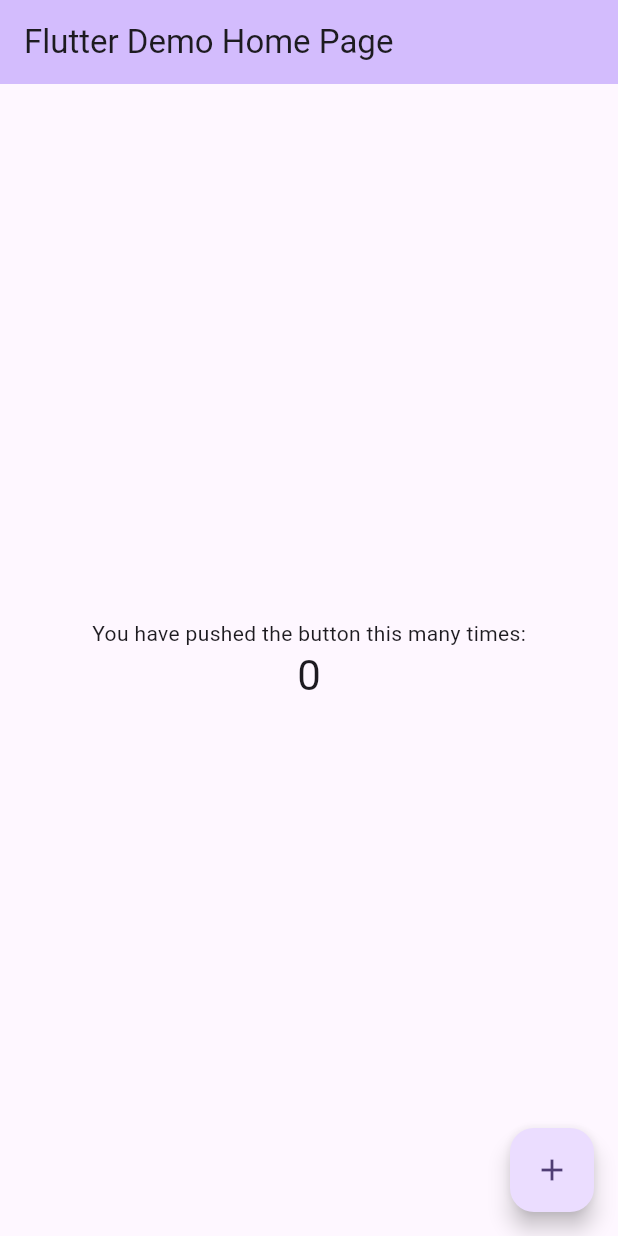
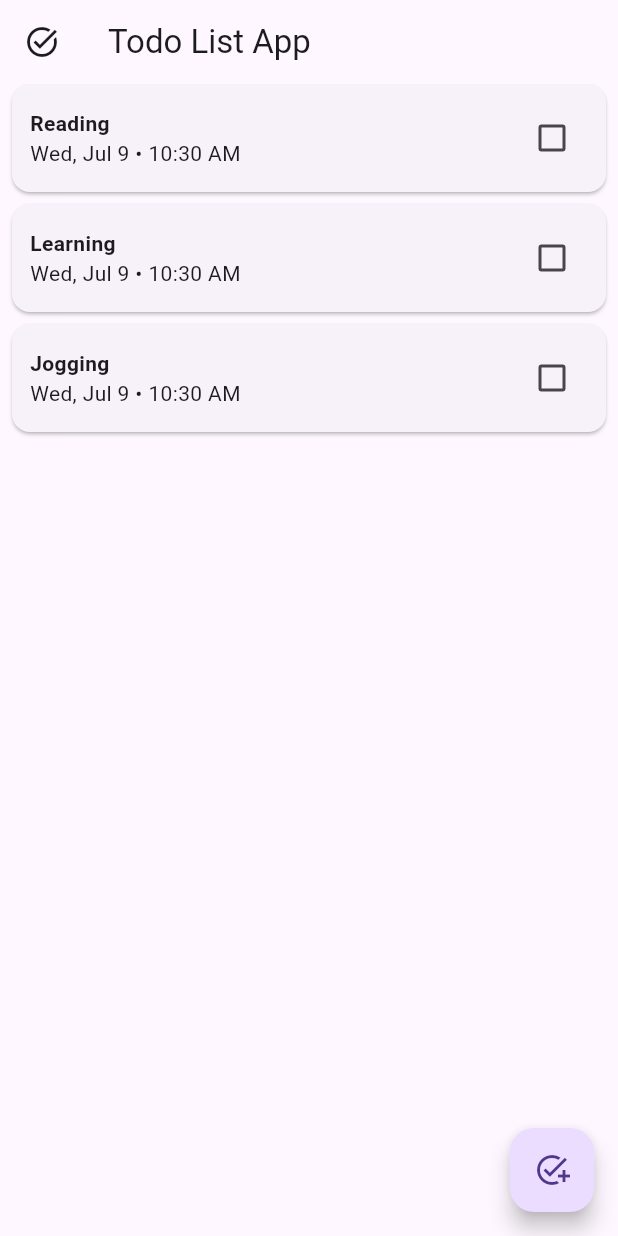
Before and after one commit to yogiifirmansyah/flutter_todo_app, a Flutter app: the screen it shows after launch, on a phone screen of 412 x 824 dp. Run offline on Flutter 3.47's test engine with Material 3 defaults, Android fonts, the phone set to English and light mode, and no system bars; our stand-ins replace get.

Commit message:
create todo list view and create or update todo list view, create todo list model, create todo controller with getx, create todo binding to initialize todo controller, create navigation with get pages routing

```diff
--- /dev/null
+++ b/lib/bindings/TodoBinding.dart
@@ -0,0 +1,9 @@
+import 'package:flutter_todo_app/modules/todo/controllers/todo_controller.dart';
+import 'package:get/get.dart';
+
+class Todobinding extends Bindings {
+  @override
+  void dependencies() {
+    Get.lazyPut<TodoController>(() => TodoController());
+  }
+}
--- a/lib/main.dart
+++ b/lib/main.dart
@@ -1,4 +1,6 @@
 import 'package:flutter/material.dart';
+import 'package:flutter_todo_app/routes/app_pages.dart';
+import 'package:get/get.dart';
 
 void main() {
   runApp(const MyApp());
@@ -10,113 +12,11 @@ class MyApp extends StatelessWidget {
   // This widget is the root of your application.
   @override
   Widget build(BuildContext context) {
-    return MaterialApp(
-      title: 'Flutter Demo',
-      theme: ThemeData(
-        // This is the theme of your application.
-        //
-        // TRY THIS: Try running your application with "flutter run". You'll see
-        // the application has a purple toolbar. Then, without quitting the app,
-        // try changing the seedColor in the colorScheme below to Colors.green
-        // and then invoke "hot reload" (save your changes or press the "hot
-        // reload" button in a Flutter-supported IDE, or press "r" if you used
-        // the command line to start the app).
-        //
-        // Notice that the counter didn't reset back to zero; the application
-        // state is not lost during the reload. To reset the state, use hot
-        // restart instead.
-        //
-        // This works for code too, not just values: Most code changes can be
-        // tested with just a hot reload.
-        colorScheme: ColorScheme.fromSeed(seedColor: Colors.deepPurple),
-      ),
-      home: const MyHomePage(title: 'Flutter Demo Home Page'),
+    return GetMaterialApp(
+      debugShowCheckedModeBanner: false,
+      title: 'Todo List App',
+      initialRoute: AppRoutes.TODO,
+      getPages: AppPages.routes,
     );
   }
 }
-
-class MyHomePage extends StatefulWidget {
-  const MyHomePage({super.key, required this.title});
-
-  // This widget is the home page of your application. It is stateful, meaning
-  // that it has a State object (defined below) that contains fields that affect
-  // how it looks.
-
-  // This class is the configuration for the state. It holds the values (in this
-  // case the title) provided by the parent (in this case the App widget) and
-  // used by the build method of the State. Fields in a Widget subclass are
-  // always marked "final".
-
-  final String title;
-
-  @override
-  State<MyHomePage> createState() => _MyHomePageState();
-}
-
-class _MyHomePageState extends State<MyHomePage> {
-  int _counter = 0;
-
-  void _incrementCounter() {
-    setState(() {
-      // This call to setState tells the Flutter framework that something has
-      // changed in this State, which causes it to rerun the build method below
-      // so that the display can reflect the updated values. If we changed
-      // _counter without calling setState(), then the build method would not be
-      // called again, and so nothing would appear to happen.
-      _counter++;
-    });
-  }
-
-  @override
-  Widget build(BuildContext context) {
-    // This method is rerun every time setState is called, for instance as done
-    // by the _incrementCounter method above.
-    //
-    // The Flutter framework has been optimized to make rerunning build methods
-    // fast, so that you can just rebuild anything that needs updating rather
-    // than having to individually change instances of widgets.
-    return Scaffold(
-      appBar: AppBar(
-        // TRY THIS: Try changing the color here to a specific color (to
-        // Colors.amber, perhaps?) and trigger a hot reload to see the AppBar
-        // change color while the other colors stay the same.
-        backgroundColor: Theme.of(context).colorScheme.inversePrimary,
-        // Here we take the value from the MyHomePage object that was created by
-        // the App.build method, and use it to set our appbar title.
-        title: Text(widget.title),
-      ),
-      body: Center(
-        // Center is a layout widget. It takes a single child and positions it
-        // in the middle of the parent.
-        child: Column(
-          // Column is also a layout widget. It takes a list of children and
-          // arranges them vertically. By default, it sizes itself to fit its
-          // children horizontally, and tries to be as tall as its parent.
-          //
-          // Column has various properties to control how it sizes itself and
-          // how it positions its children. Here we use mainAxisAlignment to
-          // center the children vertically; the main axis here is the vertical
-          // axis because Columns are vertical (the cross axis would be
-          // horizontal).
-          //
-          // TRY THIS: Invoke "debug painting" (choose the "Toggle Debug Paint"
-          // action in the IDE, or press "p" in the console), to see the
-          // wireframe for each widget.
-          mainAxisAlignment: MainAxisAlignment.center,
-          children: <Widget>[
-            const Text('You have pushed the button this many times:'),
-            Text(
-              '$_counter',
-              style: Theme.of(context).textTheme.headlineMedium,
-            ),
-          ],
-        ),
-      ),
-      floatingActionButton: FloatingActionButton(
-        onPressed: _incrementCounter,
-        tooltip: 'Increment',
-        child: const Icon(Icons.add),
-      ), // This trailing comma makes auto-formatting nicer for build methods.
-    );
-  }
-}
--- /dev/null
+++ b/lib/modules/todo/controllers/todo_controller.dart
@@ -0,0 +1,28 @@
+import 'package:flutter_todo_app/modules/todo/models/todo_model.dart';
+import 'package:get/get.dart';
+
+class TodoController extends GetxController {
+  var todoLists = <TodoModel>[].obs;
+
+  @override
+  void onInit() {
+    todoLists.addAll([
+      TodoModel(taskName: 'Reading', dateTime: DateTime.now(), isDone: false),
+      TodoModel(taskName: 'Learning', dateTime: DateTime.now(), isDone: false),
+      TodoModel(taskName: 'Jogging', dateTime: DateTime.now(), isDone: false),
+    ]);
+
+    super.onInit();
+  }
+
+  void taskCompleted(int index) {
+    final todo = todoLists[index];
+    todo.isDone = !todo.isDone;
+    // todo.save();
+    todoLists[index] = todo;
+  }
+
+  void addTask(TodoModel todo) {
+    todoLists.add(todo);
+  }
+}
--- /dev/null
+++ b/lib/modules/todo/models/todo_model.dart
@@ -0,0 +1,11 @@
+class TodoModel {
+  String taskName;
+  DateTime dateTime;
+  bool isDone;
+
+  TodoModel({
+    required this.taskName,
+    required this.dateTime,
+    this.isDone = false,
+  });
+}
--- /dev/null
+++ b/lib/modules/todo/views/todo_view.dart
@@ -0,0 +1,81 @@
+import 'package:flutter/material.dart';
+import 'package:flutter_todo_app/modules/todo/controllers/todo_controller.dart';
+import 'package:flutter_todo_app/modules/todo/views/create_update_todo_view.dart';
+import 'package:get/get.dart';
+import 'package:intl/intl.dart';
+
+class TodoView extends StatelessWidget {
+  final TodoController todoController = Get.find<TodoController>();
+
+  @override
+  Widget build(BuildContext context) {
+    return Scaffold(
+      appBar: AppBar(
+        title: Text('Todo List App'),
+        leading: Icon(Icons.task_alt),
+      ),
+      floatingActionButton: FloatingActionButton(
+        onPressed: () {
+          Get.toNamed('/create-update-todo');
+        },
+        child: Icon(Icons.add_task),
+      ),
+      body: Obx(() {
+        return ListView.builder(
+          itemCount: todoController.todoLists.length,
+          itemBuilder: (context, index) {
+            final todo = todoController.todoLists[index];
+
+            return GestureDetector(
+              onTap: () {
+                Get.to(
+                  () => CreateUpdateTodoView(
+                    initialTitle: todo.taskName,
+                    initialDateTime: todo.dateTime,
+                  ),
+                );
+              },
+              child: Card(
+                margin: EdgeInsets.only(bottom: 8, right: 8, left: 8),
+                child: Padding(
+                  padding: const EdgeInsets.all(12.0),
+                  child: Row(
+                    mainAxisAlignment: MainAxisAlignment.spaceBetween,
+                    children: [
+                      Column(
+                        crossAxisAlignment: CrossAxisAlignment.start,
+                        children: [
+                          Text(
+                            todo.taskName,
+                            style: TextStyle(
+                              fontWeight: FontWeight.w600,
+                              decoration: todo.isDone
+                                  ? TextDecoration.lineThrough
+                                  : TextDecoration.none,
+                            ),
+                          ),
+
+                          Text(
+                            DateFormat(
+                              'EEE, MMM d • hh:mm a',
+                            ).format(todo.dateTime),
+                          ),
+                        ],
+                      ),
+                      Checkbox(
+                        value: todo.isDone,
+                        onChanged: (value) {
+                          todoController.taskCompleted(index);
+                        },
+                      ),
+                    ],
+                  ),
+                ),
+              ),
+            );
+          },
+        );
+      }),
+    );
+  }
+}
--- /dev/null
+++ b/lib/routes/app_pages.dart
@@ -0,0 +1,21 @@
+import 'package:flutter_todo_app/bindings/TodoBinding.dart';
+import 'package:flutter_todo_app/modules/todo/views/create_update_todo_view.dart';
+import 'package:flutter_todo_app/modules/todo/views/todo_view.dart';
+import 'package:get/get.dart';
+
+part 'app_routes.dart';
+
+class AppPages {
+  static final routes = [
+    GetPage(
+      name: AppRoutes.TODO,
+      page: () => TodoView(),
+      binding: Todobinding(),
+    ),
+    GetPage(
+      name: AppRoutes.CREATE_UPDATE_TODO,
+      page: () => CreateUpdateTodoView(),
+      binding: Todobinding(),
+    ),
+  ];
+}
--- /dev/null
+++ b/lib/routes/app_routes.dart
@@ -0,0 +1,6 @@
+part of 'app_pages.dart';
+
+class AppRoutes {
+  static const TODO = '/todo';
+  static const CREATE_UPDATE_TODO = '/create-update-todo';
+}
--- a/pubspec.yaml
+++ b/pubspec.yaml
@@ -2,7 +2,7 @@ name: flutter_todo_app
 description: "A new Flutter project."
 # The following line prevents the package from being accidentally published to
 # pub.dev using `flutter pub publish`. This is preferred for private packages.
-publish_to: 'none' # Remove this line if you wish to publish to pub.dev
+publish_to: "none" # Remove this line if you wish to publish to pub.dev
 
 # The following defines the version and build number for your application.
 # A version number is three numbers separated by dots, like 1.2.43
@@ -38,6 +38,7 @@ dependencies:
   hive_ce_flutter: ^2.3.1
   hive_ce_generator: ^1.9.2
   build_runner: ^2.5.4
+  intl: ^0.20.2
 
 dev_dependencies:
   flutter_test:
@@ -55,7 +56,6 @@ dev_dependencies:
 
 # The following section is specific to Flutter packages.
 flutter:
-
   # The following line ensures that the Material Icons font is
   # included with your application, so that you can use the icons in
   # the material Icons class.
```
Also changed, not shown: lib/modules/todo/views/create_update_todo_view.dart (added, +157 -0 lines), pubspec.lock.
